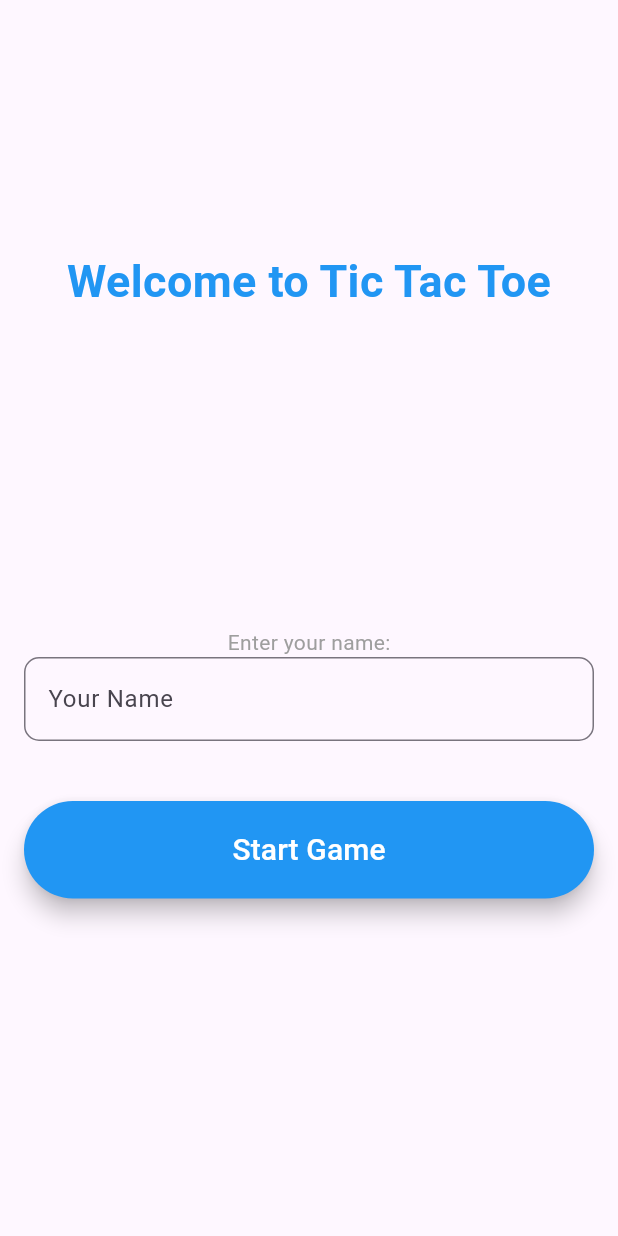
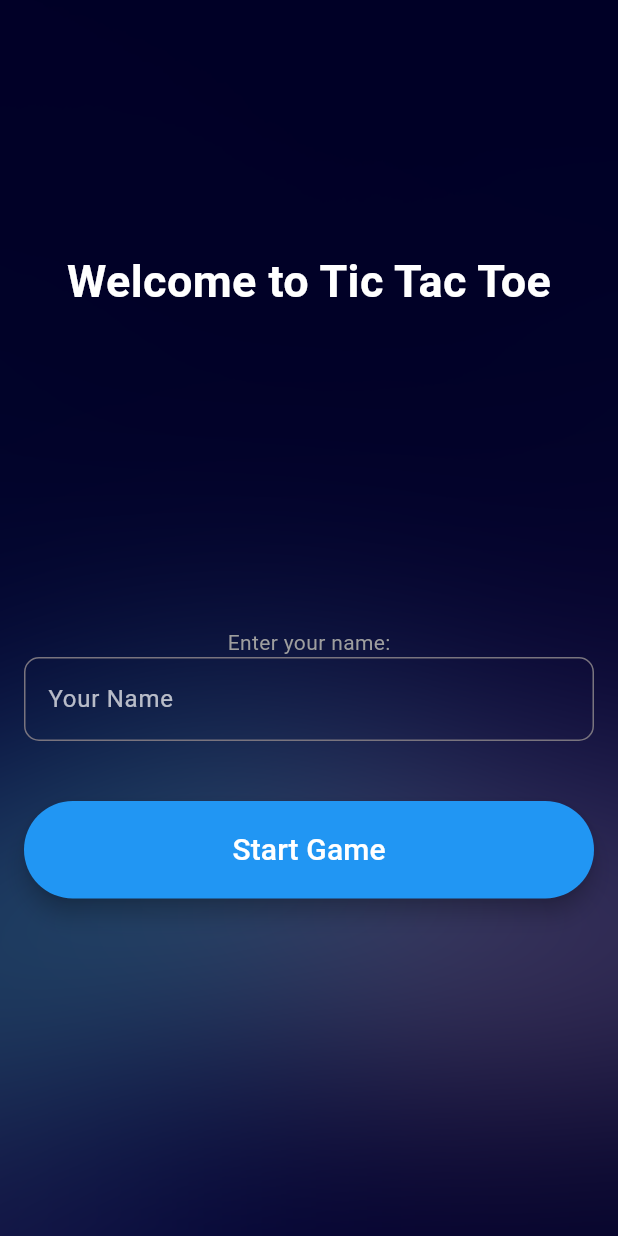
Before and after one commit to IrfanKarim101/Tic-Tac_Toe, a Flutter app: the screen it shows after launch, on a phone screen of 412 x 824 dp. Run offline on Flutter 3.47's test engine with Material 3 defaults, Android fonts, the phone set to English and light mode, and no system bars.

Commit message:
Add result page and update game over handling in my_home_page.dart; enhance UI with background images and blur effect

```diff
--- a/lib/main.dart
+++ b/lib/main.dart
@@ -1,3 +1,5 @@
+import 'dart:ui';
+
 import 'package:flutter/material.dart';
 import 'package:tictactoe/my_home_page.dart';
 
@@ -27,9 +29,23 @@ class Intro extends StatelessWidget {
     String playerName = 'Player';
     final TextEditingController controller = TextEditingController();
     return Scaffold(
-      body: Padding(
+      body: Stack(
+        children: [
+          Container(
+            decoration: const BoxDecoration(
+              image: DecorationImage(
+                image: AssetImage('lib/assets/bg1.jpg'),
+                fit: BoxFit.cover,
+              ),
+            ),
+          ),
+          BackdropFilter(
+              filter: ImageFilter.blur(
+                  sigmaX: 90, sigmaY: 90, tileMode: TileMode.clamp),
+              child: Container()),
+          Center(
+              child: Padding(
             padding: const EdgeInsets.all(16.0),
-        child: Center(
             child: Column(
               mainAxisAlignment: MainAxisAlignment.center,
               children: <Widget>[
@@ -41,7 +57,7 @@ class Intro extends StatelessWidget {
                   style: TextStyle(
                     fontSize: 30,
                     fontWeight: FontWeight.bold,
-                color: Colors.blue,
+                    color: Colors.white,
                   ),
                 ),
                 const Spacer(),
@@ -56,6 +72,7 @@ class Intro extends StatelessWidget {
                   },
                   decoration: const InputDecoration(
                     hintText: 'Your Name',
+                    hintStyle: TextStyle(color: Colors.white70),
                     border: OutlineInputBorder(
                       borderRadius: BorderRadius.all(Radius.circular(10.0)),
                     ),
@@ -90,7 +107,9 @@ class Intro extends StatelessWidget {
                 ),
                 const Spacer(),
               ],
+            ),
           )),
+        ],
       ),
     );
   }
--- a/pubspec.yaml
+++ b/pubspec.yaml
@@ -59,8 +59,8 @@ flutter:
   uses-material-design: true
 
   # To add assets to your application, add an assets section, like this:
-  # assets:
-  #   - images/a_dot_burr.jpeg
+  assets:
+    - lib/assets/
   #   - images/a_dot_ham.jpeg
 
   # An image asset can refer to one or more resolution-specific "variants", see
```
Also changed, not shown: lib/my_home_page.dart (+32 -23 lines), lib/result.dart (+54 -0 lines), lib/assets/bg1.jpg (added). Lines whose indentation alone changed are shown as unchanged.
